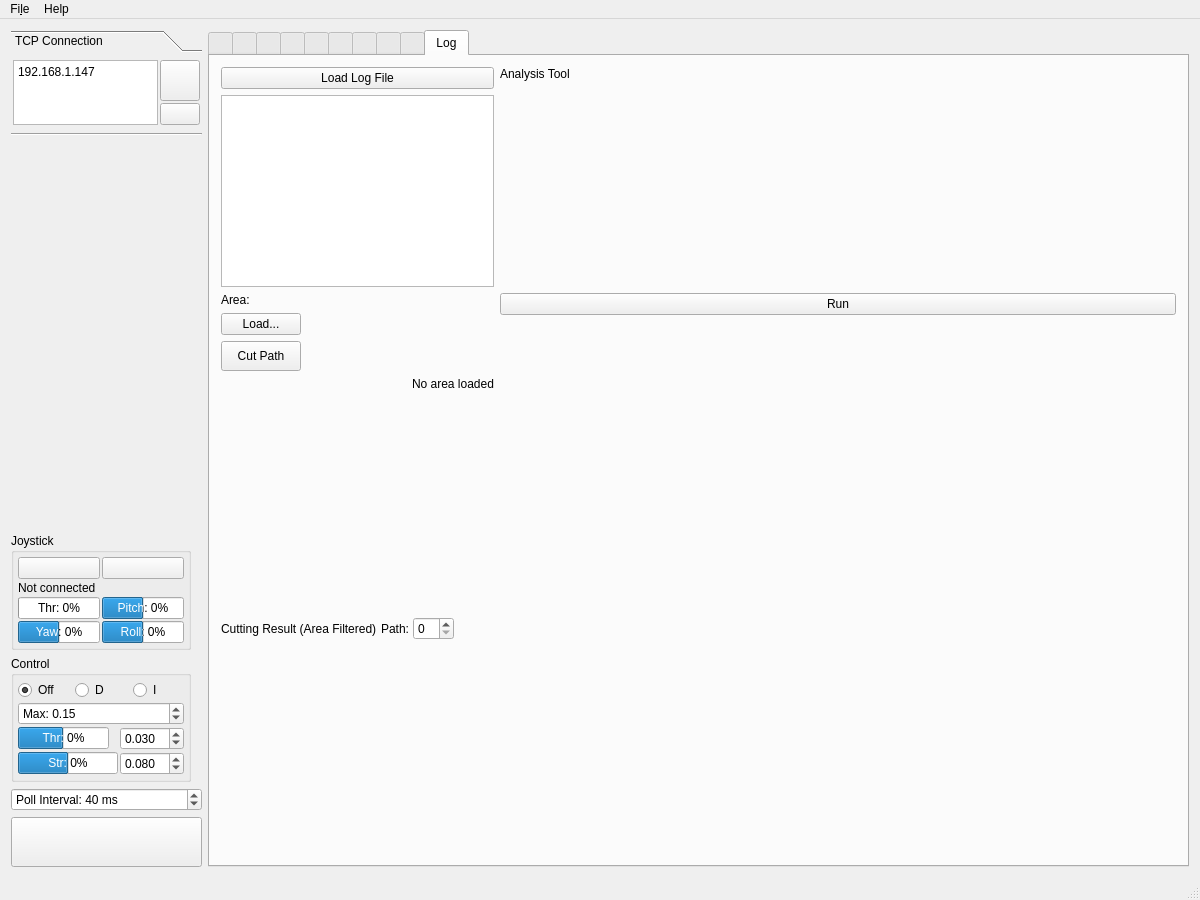
This is Linux/RControlStation/mainwindow.ui in GunnarLarssonSLU/rise_sdvp as Qt 5 draws it before an edit. The edited form follows.
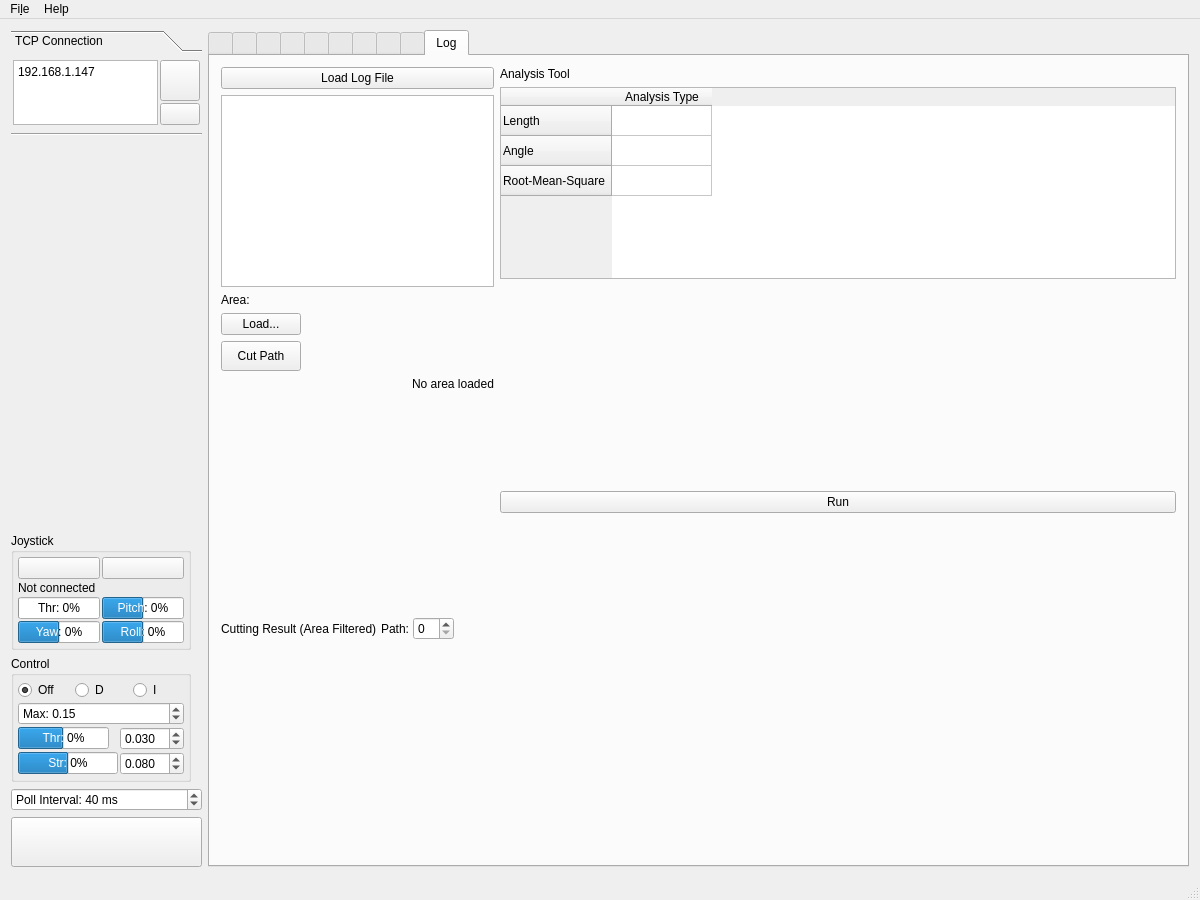
This is the edited form. Icons and pictures are not drawn. Custom widgets are drawn as their Qt base class.

```diff
--- a/Linux/RControlStation/mainwindow.ui
+++ b/Linux/RControlStation/mainwindow.ui
@@ -3700,6 +3700,45 @@
             </property>
            </widget>
           </item>
+          <item>
+           <widget class="QTableWidget" name="tableAnalysis">
+            <property name="sizePolicy">
+             <sizepolicy hsizetype="Expanding" vsizetype="Fixed">
+              <horstretch>0</horstretch>
+              <verstretch>0</verstretch>
+             </sizepolicy>
+            </property>
+            <property name="maximumHeight">
+             <number>150</number>
+            </property>
+            <property name="selectionMode">
+             <enum>QAbstractItemView::SingleSelection</enum>
+            </property>
+            <property name="selectionBehavior">
+             <enum>QAbstractItemView::SelectRows</enum>
+            </property>
+            <column>
+             <property name="text">
+              <string>Analysis Type</string>
+             </property>
+            </column>
+            <row>
+             <property name="text">
+              <string>Length</string>
+             </property>
+            </row>
+            <row>
+             <property name="text">
+              <string>Angle</string>
+             </property>
+            </row>
+            <row>
+             <property name="text">
+              <string>Root-Mean-Square</string>
+             </property>
+            </row>
+           </widget>
+          </item>
           <item>
            <widget class="QLabel" name="textAnalysis">
             <property name="minimumSize">
```
